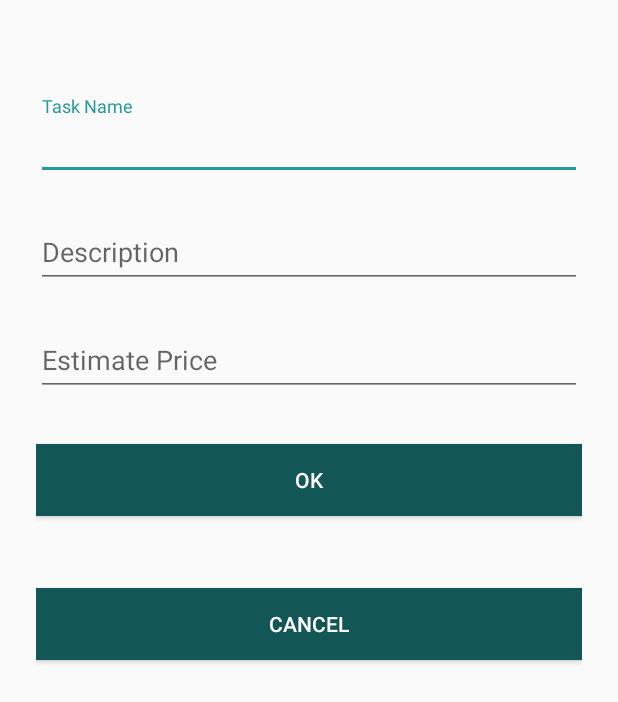
After one commit to HuynhTanUIT/WaterfallAndroidProject, an Android app: the layout activity_admin_create_task.xml on its own in the app's theme, with its tools: preview values and no code run, on a phone screen of 412 x 824 dp. The commit adds this screen. Shown: the top 702 px of the screen. Run offline under Robolectric (Android 15) with nearby library versions, the phone set to English and light mode, and no system bars.

Commit message:
Draft OdynseyOne

```diff
--- a/app/build.gradle
+++ b/app/build.gradle
@@ -29,6 +29,7 @@ android {
 }
 dependencies {
     implementation 'com.google.android.gms:play-services-plus:15.0.1'
+    implementation 'com.android.support.constraint:constraint-layout:1.1.3'
     compile fileTree(include: ['*.jar'], dir: 'libs')
 
     compile 'com.amazonaws:aws-android-sdk-cognito:2.4.0'
@@ -45,6 +46,7 @@ dependencies {
     compile 'com.google.android.gms:play-services-ads:9.6.1'
     compile 'com.google.android.gms:play-services-maps:9.6.1'
     compile 'com.android.support:gridlayout-v7:24.2.0'
+    compile 'com.android.volley:volley:1.0.0'
 //    compile 'com.android.support:cardview-v7:24.2.0'
 //    compile 'com.android.support:recyclerview-v7:24.2.0'
 
@@ -71,7 +73,6 @@ dependencies {
     compile 'com.github.esafirm.android-image-picker:imagepicker:1.9.0'
     compile 'com.github.esafirm.android-image-picker:rximagepicker:1.9.0'
 
-
 //    compile 'com.kbeanie:multipicker:1.1.31@aar'
 //    compile 'com.github.esafirm.android-image-picker:rximagepicker:1.8.0'
     //    compile 'com.github.jaydeepw:poly-picker:1.0.23'
--- /dev/null
+++ b/app/src/main/res/layout/activity_admin_create_task.xml
@@ -0,0 +1,82 @@
+<?xml version="1.0" encoding="utf-8"?>
+<ScrollView
+xmlns:android="http://schemas.android.com/apk/res/android"
+android:layout_width="fill_parent"
+android:layout_height="fill_parent"
+xmlns:tools="http://schemas.android.com/tools"
+android:id="@+id/login_form"
+tools:context=".AdminManagement.AdminCreateTaskActivity"
+android:fitsSystemWindows="true">
+
+<LinearLayout
+    android:orientation="vertical"
+    android:layout_width="match_parent"
+    android:layout_height="wrap_content"
+    android:paddingTop="56dp"
+    android:paddingLeft="24dp"
+    android:paddingRight="24dp">
+    <!--  Name Label -->
+    <android.support.design.widget.TextInputLayout
+        android:layout_width="match_parent"
+        android:layout_height="wrap_content"
+        android:layout_marginTop="8dp"
+        android:layout_marginBottom="8dp">
+
+        <EditText
+            android:layout_width="match_parent"
+            android:layout_height="wrap_content"
+            android:hint="@string/task_name"
+            android:inputType="text"
+            android:lines="1" />
+    </android.support.design.widget.TextInputLayout>
+
+    <!-- Password Label -->
+    <android.support.design.widget.TextInputLayout
+        android:layout_width="match_parent"
+        android:layout_height="wrap_content"
+        android:layout_marginTop="8dp"
+        android:layout_marginBottom="8dp">
+
+        <EditText
+            android:layout_width="match_parent"
+            android:layout_height="wrap_content"
+            android:lines="1"
+            android:autoText="false"
+            android:hint="@string/description"/>
+    </android.support.design.widget.TextInputLayout>
+    <android.support.design.widget.TextInputLayout
+        android:layout_width="match_parent"
+        android:layout_height="wrap_content"
+        android:layout_marginTop="8dp"
+        android:layout_marginBottom="8dp">
+
+        <EditText
+            android:layout_width="match_parent"
+            android:layout_height="wrap_content"
+            android:lines="1"
+            android:autoText="false"
+            android:hint="@string/estimate_price"/>
+    </android.support.design.widget.TextInputLayout>
+    <!-- Signup Button -->
+    <android.support.v7.widget.AppCompatButton
+        android:layout_width="fill_parent"
+        android:layout_height="wrap_content"
+        android:layout_marginBottom="24dp"
+        android:layout_marginTop="24dp"
+        android:background="@color/colorPrimary"
+        android:padding="12dp"
+        android:text="@string/ok"
+        android:textColor="@color/white" />
+    <android.support.v7.widget.AppCompatButton
+        android:layout_width="fill_parent"
+        android:layout_height="wrap_content"
+        android:layout_marginBottom="24dp"
+        android:layout_marginTop="24dp"
+        android:background="@color/colorPrimary"
+        android:padding="12dp"
+        android:text="@string/cancel"
+        android:textColor="@color/white" />
+
+</LinearLayout>
+
+</ScrollView>
--- a/app/src/main/res/layout/app_bar_main.xml
+++ b/app/src/main/res/layout/app_bar_main.xml
@@ -6,7 +6,7 @@
     android:layout_height="match_parent"
     android:background="#3f000000"
     android:orientation="vertical"
-    tools:context="com.example.tan_pc.navigationdraweractivity.MainActivity"
+    tools:context="com.example.tan_pc.navigationdraweractivity.Activity.MainActivity"
     tools:layout_height="48dp">
 
     <android.support.design.widget.AppBarLayout
--- a/app/src/main/res/layout/fragment_admin_main.xml
+++ b/app/src/main/res/layout/fragment_admin_main.xml
@@ -502,6 +502,7 @@
             <LinearLayout
                 android:layout_width="0dp"
                 android:layout_height="match_parent"
+                android:id="@+id/allEmployeesLinear"
 
                 android:layout_gravity="center_vertical"
                 android:layout_weight="5"
--- a/app/src/main/res/menu/activity_main_drawer.xml
+++ b/app/src/main/res/menu/activity_main_drawer.xml
@@ -26,11 +26,15 @@
             android:id="@+id/nav_clock"
             android:icon="@drawable/ic_access_time"
             android:title="@string/Administrations" />
+
+        <item
+            android:id="@+id/nav_admin_create_tsk"
+            android:icon="@android:drawable/ic_menu_add"
+            android:title="@string/create_new_task" />
         <item
             android:id="@+id/nav_settings"
             android:icon="@drawable/ic_menu_manage"
             android:title="@string/Settings" />
-
     </group>
 
    <!--<item android:title="Communicate">-->
--- a/app/src/main/res/values-v21/styles.xml
+++ b/app/src/main/res/values-v21/styles.xml
@@ -4,7 +4,6 @@
         <item name="windowActionBar">false</item>
         <item name="windowNoTitle">true</item>
         <item name="android:windowDrawsSystemBarBackgrounds">true</item>
-        <item name="android:statusBarColor">@android:color/transparent</item>
 
     </style>
 
```
Also changed, not shown: app/src/main/AndroidManifest.xml (+12 -2 lines), app/src/main/java/com/example/tan_pc/navigationdraweractivity/Activity/LoginActivity.java (+8 -1 lines), app/src/main/java/com/example/tan_pc/navigationdraweractivity/Activity/MainActivity.java (+50 -14 lines), app/src/main/java/com/example/tan_pc/navigationdraweractivity/AdminManagement/AdminCreateTaskActivity.java (added, +15 -0 lines), app/src/main/java/com/example/tan_pc/navigationdraweractivity/AdminManagement/AdminMainFragment.java (renamed from app/src/main/java/com/example/tan_pc/navigationdraweractivity/AdminFragment/AdminMainFragment.java, +17 -3 lines), app/src/main/java/com/example/tan_pc/navigationdraweractivity/AdminManagement/AllEmployeesTrackingActivity.java (added, +46 -0 lines), app/src/main/java/com/example/tan_pc/navigationdraweractivity/EmployeeFragment/EmployeeMainFragment.java (+14 -2 lines), app/src/main/java/com/example/tan_pc/navigationdraweractivity/EmployeeFragment/EmployeeTrackingFragment.java (deleted, +0 -236 lines), app/src/main/res/layout/activity_all_employees_tracking.xml (renamed from app/src/main/res/layout/fragment_employee_tracking.xml, +7 -6 lines), app/src/main/res/layout/content_main.xml (+0 -10 lines), app/src/main/res/layout/login.xml (+9 -4 lines), app/src/main/res/values/strings.xml (+43 -4 lines), 1 other file.
